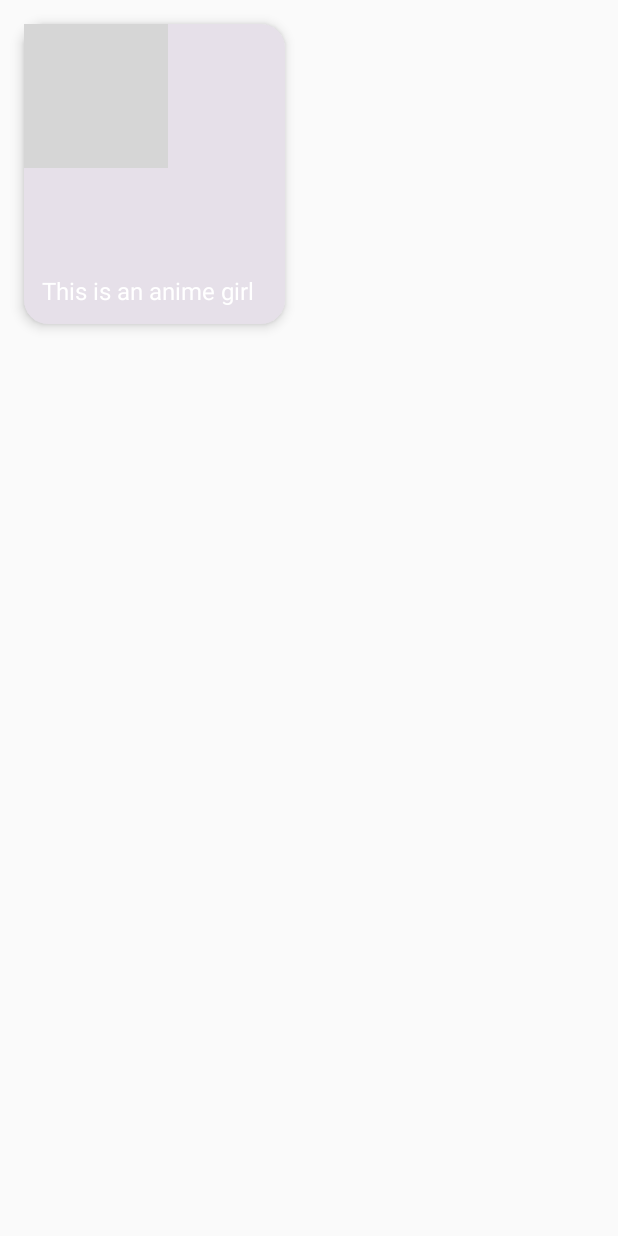
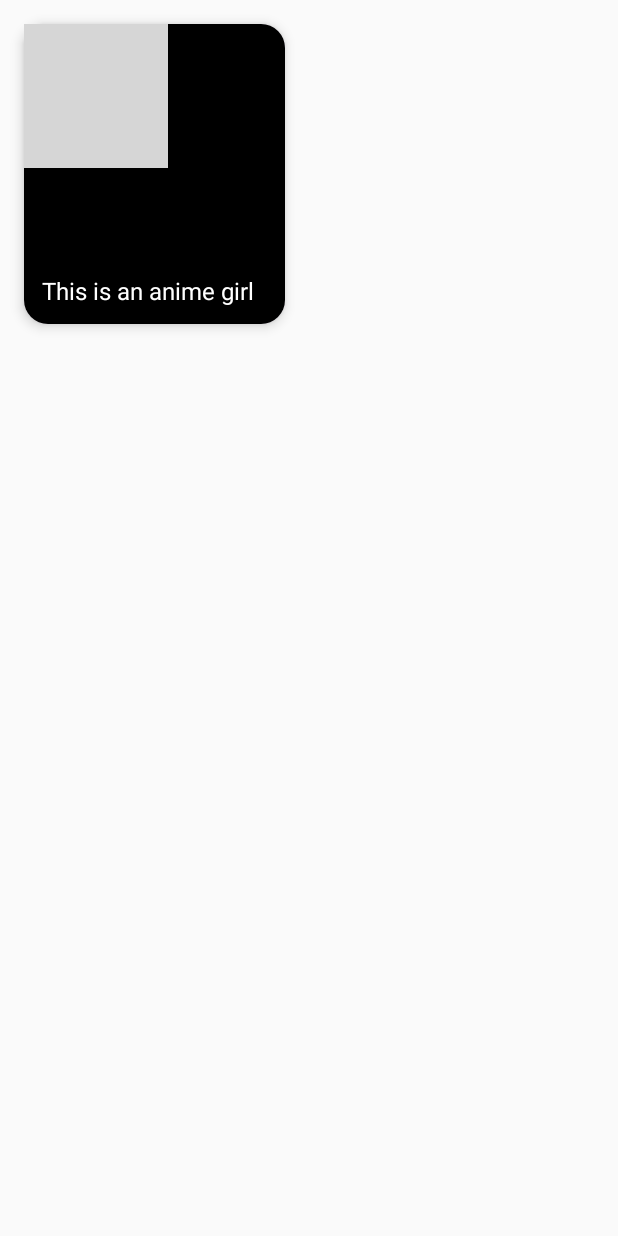
Before and after one commit to dev-satyamthakur/ComposeElements, an Android app built with Jetpack Compose: the screen it shows after launch (MainActivity), on a phone screen of 412 x 824 dp. Run offline under Robolectric (Android 15) with nearby library versions, the phone set to English and light mode, and no system bars; grey boxes are pictures that could not be loaded.

```diff
--- a/app/src/main/java/com/satyamthakur/learning/composeelements/MainActivity.kt
+++ b/app/src/main/java/com/satyamthakur/learning/composeelements/MainActivity.kt
@@ -4,6 +4,7 @@ import android.os.Bundle
 import androidx.activity.ComponentActivity
 import androidx.activity.compose.setContent
 import androidx.compose.foundation.Image
+import androidx.compose.foundation.background
 import androidx.compose.foundation.layout.Box
 import androidx.compose.foundation.layout.fillMaxSize
 import androidx.compose.foundation.layout.fillMaxWidth
@@ -16,6 +17,7 @@ import androidx.compose.material3.Text
 import androidx.compose.runtime.Composable
 import androidx.compose.ui.Alignment
 import androidx.compose.ui.Modifier
+import androidx.compose.ui.graphics.Brush
 import androidx.compose.ui.graphics.Color
 import androidx.compose.ui.graphics.painter.Painter
 import androidx.compose.ui.layout.ContentScale
@@ -65,6 +67,19 @@ fun ImageCard(
             Box(
                 modifier = Modifier
                     .fillMaxSize()
+                    .background(
+                        Brush.verticalGradient(
+                            colors = listOf(
+                                Color.Transparent,
+                                Color.Black
+                            ),
+                            startY = 300f
+                        )
+                    )
+            )
+            Box(
+                modifier = Modifier
+                    .fillMaxSize()
                     .padding(12.dp),
                 contentAlignment = Alignment.BottomStart
             ) {
```
